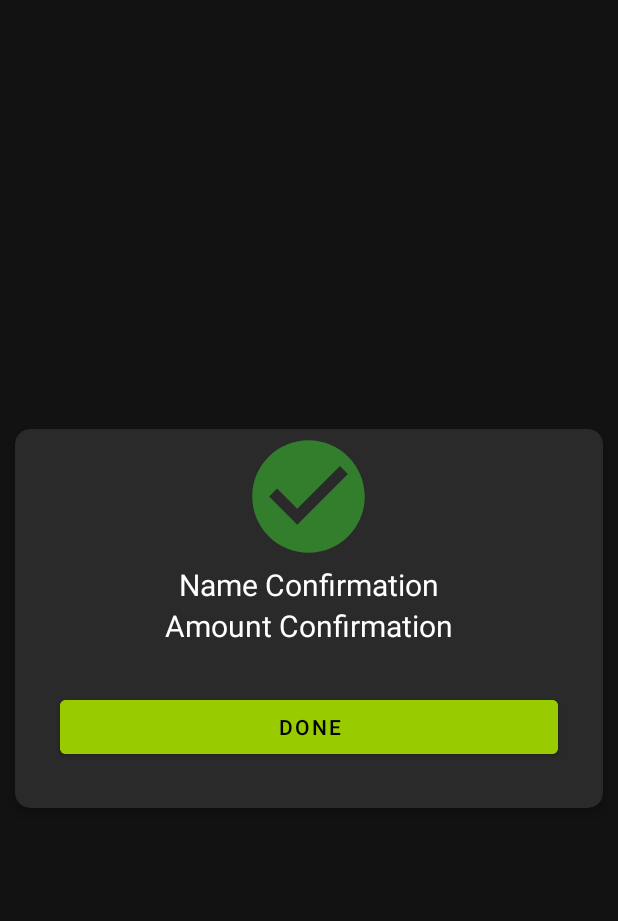
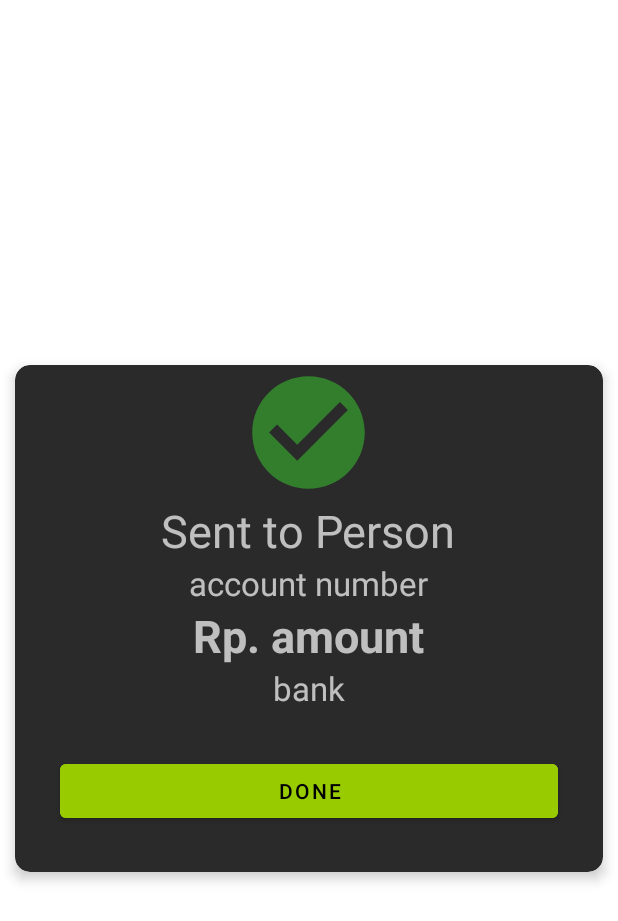
Before and after one commit to DidinIrawan/exercise_Navigation, an Android app: the layout fragment_confirmation.xml on its own in the app's theme, with its tools: preview values and no code run, on a phone screen of 412 x 824 dp. Shown: the top 921 px of the screen. Run offline under Robolectric (Android 15) with nearby library versions, the phone set to English and light mode, and no system bars.

Commit message:
VIEW MODEL

```diff
--- a/app/src/main/java/com/example/exercise_navigation/screens/HomeFragment.kt
+++ b/app/src/main/java/com/example/exercise_navigation/screens/HomeFragment.kt
@@ -1,5 +1,6 @@
 package com.example.exercise_navigation.screens
 
+import android.content.Intent
 import android.os.Bundle
 import androidx.fragment.app.Fragment
 import android.view.LayoutInflater
@@ -14,7 +15,7 @@ import kotlinx.android.synthetic.main.fragment_home.*
 class HomeFragment : Fragment(),View.OnClickListener {
 
 
-    lateinit var navController : NavController
+    private lateinit var navController : NavController
 
     override fun onCreate(savedInstanceState: Bundle?) {
         super.onCreate(savedInstanceState)
@@ -35,6 +36,7 @@ class HomeFragment : Fragment(),View.OnClickListener {
         transfer_button.setOnClickListener(this)
         balance_button.setOnClickListener(this)
         transaction_history_button.setOnClickListener(this)
+
     }
 
     override fun onClick(v: View?) {
@@ -42,6 +44,7 @@ class HomeFragment : Fragment(),View.OnClickListener {
             transfer_button -> {navController.navigate(R.id.action_homeFragment_to_transactionActivity)}
             balance_button -> {navController.navigate(R.id.action_homeFragment_to_balanceFragment)}
             transaction_history_button -> {navController.navigate(R.id.action_homeFragment_to_historyTransactionFragment)}
+
         }
     }
 
--- a/app/src/main/res/layout/fragment_confirmation.xml
+++ b/app/src/main/res/layout/fragment_confirmation.xml
@@ -5,12 +5,13 @@
     android:id="@+id/frameLayout5"
     android:layout_width="match_parent"
     android:layout_height="match_parent"
+    android:background="#FFFFFF"
     tools:context=".screens.ConfirmationFragment">
 
     <com.google.android.material.card.MaterialCardView
-        android:layout_margin="10dp"
         android:layout_width="match_parent"
         android:layout_height="wrap_content"
+        android:layout_margin="10dp"
         app:cardCornerRadius="10dp"
         app:cardElevation="5dp"
         app:layout_constraintBottom_toBottomOf="parent"
@@ -19,42 +20,58 @@
         app:layout_constraintTop_toTopOf="parent">
 
         <LinearLayout
-            android:orientation="vertical"
             android:layout_width="match_parent"
-            android:layout_height="wrap_content">
+            android:layout_height="wrap_content"
+            android:orientation="vertical">
+
             <ImageView
-                android:layout_gravity="center"
                 android:layout_width="90dp"
                 android:layout_height="90dp"
-                android:src="@drawable/ic_baseline_check_circle_24"
-                android:contentDescription="@string/image_icon" />
+                android:layout_gravity="center"
+                android:contentDescription="@string/image_icon"
+                android:src="@drawable/ic_baseline_check_circle_24" />
 
             <TextView
-                android:id="@+id/nameConfirmation"
-                android:layout_width="match_parent"
+                android:id="@+id/sent_to_recipient_name_text"
+                android:layout_width="wrap_content"
                 android:layout_height="wrap_content"
-                android:textColor="@android:color/white"
-                android:text="@string/name_confirmation"
-                android:textAlignment="center"
-                android:textSize="20sp"/>
+                android:layout_gravity="center"
+                android:text="@string/default_sent_to_person"
+                android:textSize="30sp" />
+
             <TextView
-                android:id="@+id/amountConfirmation"
-                android:layout_width="match_parent"
+                android:id="@+id/sent_to_recipient_account_text"
+                android:layout_width="wrap_content"
                 android:layout_height="wrap_content"
-                android:textColor="@android:color/white"
-                android:text="@string/amount_confirmation"
-                android:textAlignment="center"
-                android:textSize="20sp"/>
+                android:layout_gravity="center"
+                android:text="@string/default_account_number"
+                android:textSize="22sp" />
+
+            <TextView
+                android:id="@+id/sent_to_recipient_amount_text"
+                android:layout_width="wrap_content"
+                android:layout_height="wrap_content"
+                android:layout_gravity="center"
+                android:text="@string/default_amount"
+                android:textSize="30sp"
+                android:textStyle="bold" />
+
+            <TextView
+                android:id="@+id/sent_to_recipient_bank_text"
+                android:layout_width="wrap_content"
+                android:layout_height="wrap_content"
+                android:layout_gravity="center"
+                android:text="@string/default_bank"
+                android:textSize="22sp" />
 
 
             <com.google.android.material.button.MaterialButton
+                android:id="@+id/doneButton"
                 android:layout_width="match_parent"
                 android:layout_height="match_parent"
-                android:text="@string/done"
+                android:layout_margin="30dp"
                 android:backgroundTint="@android:color/holo_green_light"
-                android:layout_margin="30dp"
-                android:id="@+id/doneButton">
-            </com.google.android.material.button.MaterialButton>
+                android:text="@string/done"></com.google.android.material.button.MaterialButton>
         </LinearLayout>
 
     </com.google.android.material.card.MaterialCardView>
--- a/app/src/main/res/values/strings.xml
+++ b/app/src/main/res/values/strings.xml
@@ -26,4 +26,8 @@
     <string name="name_confirmation">Name Confirmation</string>
     <string name="to">TO: ?</string>
     <string name="send">SEND</string>
+    <string name="default_sent_to_person">Sent to Person</string>
+    <string name="default_account_number">account number</string>
+    <string name="default_amount">Rp. amount</string>
+    <string name="default_bank">bank</string>
 </resources>
```
Also changed, not shown: app/build.gradle (+18 -2 lines), app/src/main/java/com/example/exercise_navigation/data/TransactionViewModel.kt (added, +13 -0 lines), app/src/main/java/com/example/exercise_navigation/screens/ConfirmationFragment.kt (+17 -6 lines), app/src/main/java/com/example/exercise_navigation/screens/InputAmountFragment.kt (+21 -8 lines), app/src/main/java/com/example/exercise_navigation/screens/InputRecipientFragment.kt (+19 -2 lines), app/src/main/res/layout/fragment_balance.xml (+12 -10 lines), app/src/main/res/layout/fragment_home.xml (+19 -13 lines), app/src/main/res/layout/fragment_input_amount.xml (+19 -15 lines), app/src/main/res/layout/fragment_input_recipient.xml (+27 -21 lines).
